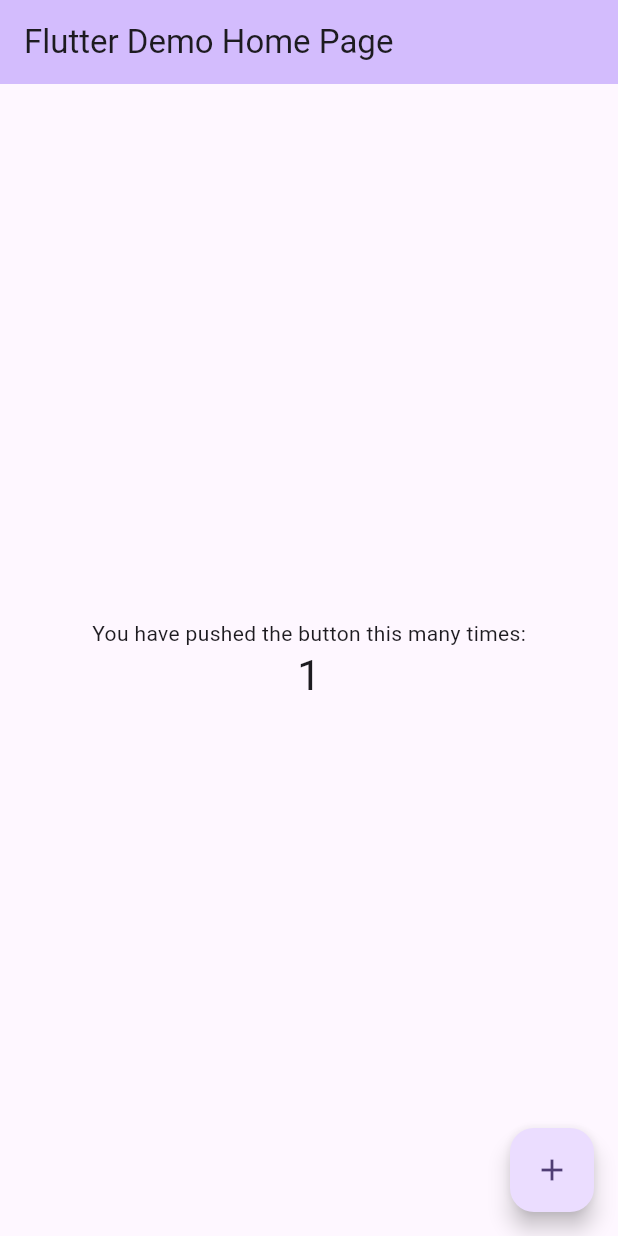
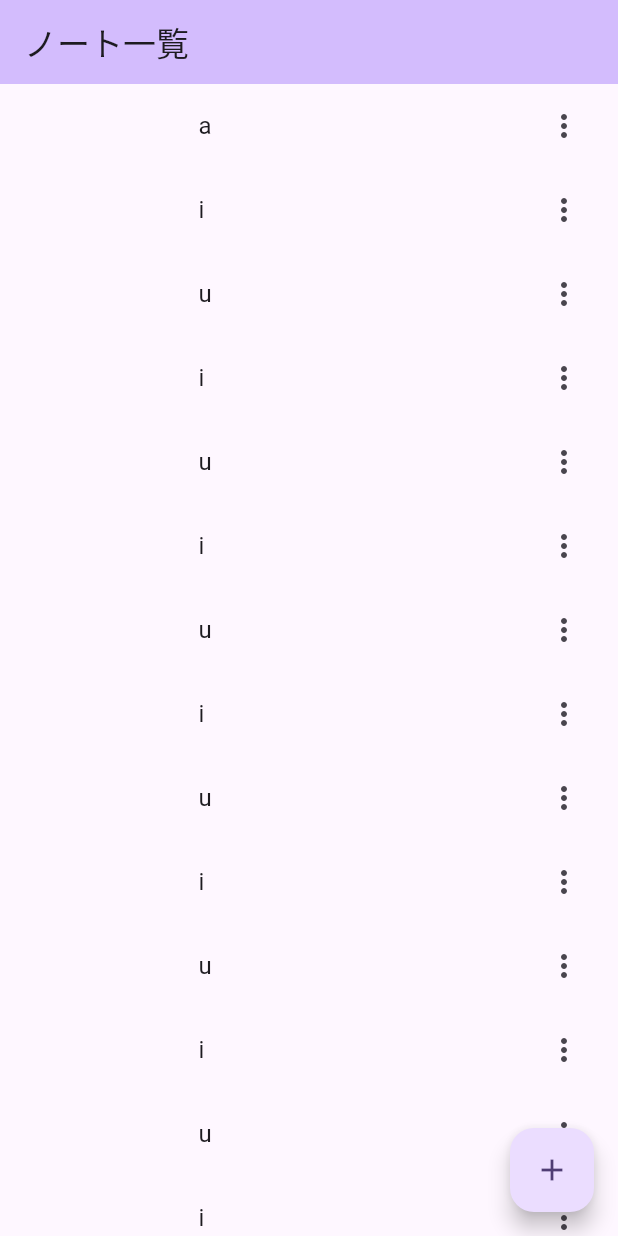
Before and after one commit to Exzrgs/KnowFill, a Flutter app: the screen it shows after launch, after a tap on the "add" icon, on a phone screen of 412 x 824 dp. Run offline on Flutter 3.47's test engine with Material 2 defaults, Android fonts, the phone set to English and light mode, and no system bars.

Commit message:
ノート一覧、ノートの中身の実験的な画面の実装をした

```diff
--- a/frontend/lib/main.dart
+++ b/frontend/lib/main.dart
@@ -1,11 +1,11 @@
 import 'package:flutter/material.dart';
 
 void main() {
-  runApp(const MyApp());
+  runApp(const App());
 }
 
-class MyApp extends StatelessWidget {
-  const MyApp({super.key});
+class App extends StatelessWidget {
+  const App({super.key});
 
   // This widget is the root of your application.
   @override
@@ -13,113 +13,175 @@ class MyApp extends StatelessWidget {
     return MaterialApp(
       title: 'Flutter Demo',
       theme: ThemeData(
-        // This is the theme of your application.
-        //
-        // TRY THIS: Try running your application with "flutter run". You'll see
-        // the application has a blue toolbar. Then, without quitting the app,
-        // try changing the seedColor in the colorScheme below to Colors.green
-        // and then invoke "hot reload" (save your changes or press the "hot
-        // reload" button in a Flutter-supported IDE, or press "r" if you used
-        // the command line to start the app).
-        //
-        // Notice that the counter didn't reset back to zero; the application
-        // state is not lost during the reload. To reset the state, use hot
-        // restart instead.
-        //
-        // This works for code too, not just values: Most code changes can be
-        // tested with just a hot reload.
         colorScheme: ColorScheme.fromSeed(seedColor: Colors.deepPurple),
         useMaterial3: true,
       ),
-      home: const MyHomePage(title: 'Flutter Demo Home Page'),
+      home: const HomePage(title: 'ノート一覧'),
     );
   }
 }
 
-class MyHomePage extends StatefulWidget {
-  const MyHomePage({super.key, required this.title});
-
-  // This widget is the home page of your application. It is stateful, meaning
-  // that it has a State object (defined below) that contains fields that affect
-  // how it looks.
-
-  // This class is the configuration for the state. It holds the values (in this
-  // case the title) provided by the parent (in this case the App widget) and
-  // used by the build method of the State. Fields in a Widget subclass are
-  // always marked "final".
+class HomePage extends StatefulWidget {
+  const HomePage({super.key, required this.title});
 
   final String title;
 
   @override
-  State<MyHomePage> createState() => _MyHomePageState();
+  State<HomePage> createState() => _HomePageState();
 }
 
-class _MyHomePageState extends State<MyHomePage> {
-  int _counter = 0;
+class _HomePageState extends State<HomePage> {
+  @override
+  Widget build(BuildContext context) {
+    return Scaffold(
+      appBar: AppBar(
+        backgroundColor: Theme.of(context).colorScheme.inversePrimary,
+        title: Text(widget.title),
+      ),
+      body: NoteList(),
+      floatingActionButton: FloatingActionButton(
+        onPressed: (){},
+        tooltip: 'Increment',
+        child: const Icon(Icons.add),
+      ),
+    );
+  }
+}
 
-  void _incrementCounter() {
-    setState(() {
-      // This call to setState tells the Flutter framework that something has
-      // changed in this State, which causes it to rerun the build method below
-      // so that the display can reflect the updated values. If we changed
-      // _counter without calling setState(), then the build method would not be
-      // called again, and so nothing would appear to happen.
-      _counter++;
-    });
-  }
+// データベースからも削除しないといけない
+void deleteNote(){
+
+}
+
+// データベースの名前も変更
+void renameNote(){
+
+}
+
+class NoteList extends StatefulWidget {
+  @override
+  State<NoteList> createState() => _NoteListState();
+}
+
+class _NoteListState extends State<NoteList> {
+  List<String> noteArray = ["a","i","u","i","u","i","u","i","u","i","u","i","u","i","u","i","u","i","u","i","u","i","u","i","u"];
 
   @override
   Widget build(BuildContext context) {
-    // This method is rerun every time setState is called, for instance as done
-    // by the _incrementCounter method above.
-    //
-    // The Flutter framework has been optimized to make rerunning build methods
-    // fast, so that you can just rebuild anything that needs updating rather
-    // than having to individually change instances of widgets.
-    return Scaffold(
-      appBar: AppBar(
-        // TRY THIS: Try changing the color here to a specific color (to
-        // Colors.amber, perhaps?) and trigger a hot reload to see the AppBar
-        // change color while the other colors stay the same.
-        backgroundColor: Theme.of(context).colorScheme.inversePrimary,
-        // Here we take the value from the MyHomePage object that was created by
-        // the App.build method, and use it to set our appbar title.
-        title: Text(widget.title),
-      ),
-      body: Center(
-        // Center is a layout widget. It takes a single child and positions it
-        // in the middle of the parent.
-        child: Column(
-          // Column is also a layout widget. It takes a list of children and
-          // arranges them vertically. By default, it sizes itself to fit its
-          // children horizontally, and tries to be as tall as its parent.
-          //
-          // Column has various properties to control how it sizes itself and
-          // how it positions its children. Here we use mainAxisAlignment to
-          // center the children vertically; the main axis here is the vertical
-          // axis because Columns are vertical (the cross axis would be
-          // horizontal).
-          //
-          // TRY THIS: Invoke "debug painting" (choose the "Toggle Debug Paint"
-          // action in the IDE, or press "p" in the console), to see the
-          // wireframe for each widget.
-          mainAxisAlignment: MainAxisAlignment.center,
-          children: <Widget>[
-            const Text(
-              'You have pushed the button this many times:',
+    return ListView(
+      children: [
+        for (var name in noteArray) ...{
+          ListTile(
+            leading: Container(
+              width: 100,
             ),
-            Text(
-              '$_counter',
-              style: Theme.of(context).textTheme.headlineMedium,
+            title: Text(name),
+            trailing: GestureDetector(
+              child: const Icon(Icons.more_vert),
+              onTapDown: (details) {
+                final position = details.globalPosition;
+                showMenu(
+                  context: context,
+                  position: RelativeRect.fromLTRB(position.dx, position.dy, 0, 0),
+                  items: <PopupMenuItem<String>>[
+                    const PopupMenuItem<String>(
+                      value: '名称変更',
+                      onTap: renameNote,
+                      child: Row(
+                        children: [
+                          Icon(Icons.edit),
+                          Text('名称変更'),
+                        ],
+                      ),
+                    ),
+                    const PopupMenuItem<String>(
+                      value: '削除',
+                      onTap: deleteNote,
+                      child: Row(
+                        children: [
+                          Icon(Icons.delete),
+                          Text('削除'),
+                        ],
+                      ),
+                    ),
+                  ],
+                );
+              },
             ),
-          ],
-        ),
-      ),
-      floatingActionButton: FloatingActionButton(
-        onPressed: _incrementCounter,
-        tooltip: 'Increment',
-        child: const Icon(Icons.add),
-      ), // This trailing comma makes auto-formatting nicer for build methods.
+            onTap: () => {
+              Navigator.of(context).push(
+                MaterialPageRoute(
+                  builder: (BuildContext context) => NotePage(title: name),
+                  ),
+              )
+            },
+          ),
+        }
+      ],
     );
   }
 }
+
+class NotePage extends StatefulWidget {
+  const NotePage({super.key, required this.title});
+
+  final String title;
+
+  @override
+  State<NotePage> createState() => _NotePageState();
+}
+
+class _NotePageState extends State<NotePage> {
+  @override
+  Widget build(BuildContext context) {
+    return Scaffold(
+      appBar: AppBar(
+        backgroundColor: Theme.of(context).colorScheme.inversePrimary,
+        title: Text(widget.title),
+      ),
+      body: NoteDetail(),
+      floatingActionButton: FloatingActionButton(
+        onPressed: (){},
+        tooltip: 'Increment',
+        child: const Icon(Icons.add),
+      ),
+    );
+  }
+}
+
+class NoteDetail extends StatefulWidget {
+  @override
+  State<NoteDetail> createState() => _NoteDetailState();
+}
+
+// ToDo: 右上にメニューを表示
+class _NoteDetailState extends State<NoteDetail> {
+  List<String> problemArray = ["『(?)』によれば(　?　)（(　?　)）(　?　)に鎌倉の(　5　)に(　6　)の邸となる(　7　)が置かれ、また幕府の統治機構の原型ともいうべき(　36　)が設置されて(　18　)の実態が形成された。(　37　)は(　19　)（(　8　)）で(　6　)に 対し、東国における荘園・(　20　)からの官物・年貢納入を保証させると同時に、(　6　)による東国(　21　)を公認した。(　11　)（(　12　)/寿永4年（1185年））で(　23　)を滅ぼし、同年、(　24　)の勅許（(　24　)元年（1185年））では(　6　)へ与えられた諸国への守護・(　26　)の設置・任免を許可した。そして(　14　)（(　15　)）(　6　)が(　27　)大将に任じられ、公卿に列し(　28　)の家政機関たる公文所（(　29　)）開設の権を得たことで、いわば統治機構としての合 法性を帯びるようになり、建久3年（1192年）には(　31　)の宣下がなされた。こうして、名実ともに(　18　)として成立することとなった。守護の設置で幕府は諸国の治安維持を担当したものの、当初はその支配は限定的だったが、次第に範囲 を拡大。(　17　)や元寇を経て、全国的な(　21　)を確立するに至った。r","i"];
+
+  @override
+  Widget build(BuildContext context) {
+    return ListView.builder(
+        itemCount: problemArray.length,
+        itemBuilder: (context, index) {
+          return Column(
+            children: [
+              ListTile(
+                leading: Container(
+                  width: 20,
+                ),
+                title: Text(problemArray[index],
+                style: const TextStyle(
+                  fontSize: 15,
+                  letterSpacing: 1,
+                ),),
+                trailing: const Icon(Icons.more_vert),
+              ),
+              const Divider(
+                color: Colors.black,
+              ),
+            ]
+          );
+        },
+      );
+  }
+}
```
